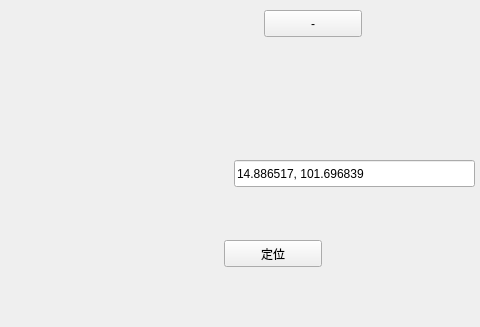
zhangxuran11/GPSMapDemo, file mainwindow.ui: the form before one commit; both pictures show x 606 to 1086 and y 417 to 744 of the 1086 by 1000 pixel window.
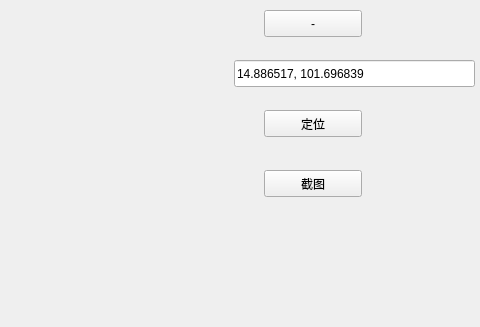
The form after the commit.

Diff of the .ui file:
```diff
--- a/mainwindow.ui
+++ b/mainwindow.ui
@@ -109,7 +109,7 @@
     <property name="geometry">
      <rect>
       <x>840</x>
-      <y>560</y>
+      <y>460</y>
       <width>241</width>
       <height>27</height>
      </rect>
@@ -121,8 +121,8 @@
    <widget class="QPushButton" name="push_dw">
     <property name="geometry">
      <rect>
-      <x>830</x>
-      <y>640</y>
+      <x>870</x>
+      <y>510</y>
       <width>98</width>
       <height>27</height>
      </rect>
@@ -131,6 +131,19 @@
      <string>定位</string>
     </property>
    </widget>
+   <widget class="QPushButton" name="pushButton_2">
+    <property name="geometry">
+     <rect>
+      <x>870</x>
+      <y>570</y>
+      <width>98</width>
+      <height>27</height>
+     </rect>
+    </property>
+    <property name="text">
+     <string>截图</string>
+    </property>
+   </widget>
   </widget>
   <widget class="QToolBar" name="mainToolBar">
    <attribute name="toolBarArea">
```
